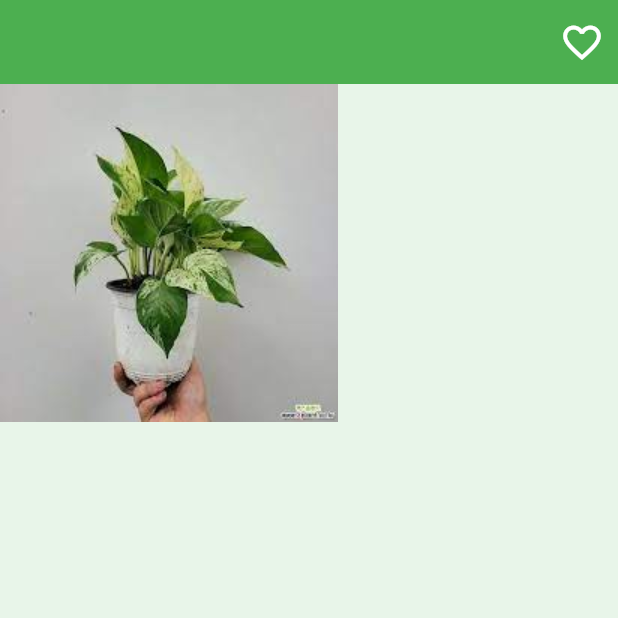
After one commit to k984530/palnts, a Flutter app: the screen it shows after launch, after a tap on the "favorite outline" icon, on a phone screen of 412 x 824 dp, the top half of it. The commit adds this screen. Run offline on Flutter 3.47's test engine with Material 2 defaults, Android fonts, the phone set to English and light mode, and no system bars; our stand-ins replace flutter_chat_bubble, flutter_rating_bar, get; missing offline and left inert: kakao_map_plugin.

Commit message:
[TEMP] MydataScreen

```diff
--- a/lib/Screens/MapScreen.dart
+++ b/lib/Screens/MapScreen.dart
@@ -25,7 +25,6 @@ class MapScreen extends StatelessWidget {
                       markerId: 'test',
                       latLng: LatLng(33.44986152248232, 126.57050723840896))
                 ],
-
               );
             },
             onMarkerTap: (markerId, latLng, zoomLevel) => Get.toNamed("/Store"),
@@ -36,7 +35,7 @@ class MapScreen extends StatelessWidget {
           SizedBox.expand(
             child: DraggableScrollableSheet(
               minChildSize: 0.1,
-              initialChildSize: 0.25,
+              initialChildSize: 0.1,
               controller: bottomController,
               builder: (context, scrollController) {
                 return Container(
@@ -48,8 +47,7 @@ class MapScreen extends StatelessWidget {
                           color: Colors.grey.withOpacity(0.5),
                           spreadRadius: 5,
                           blurRadius: 7,
-                        offset: Offset(0, -10)
-                      )
+                          offset: Offset(0, -10))
                     ],
                     borderRadius: BorderRadius.vertical(
                       top: Radius.circular(
@@ -60,8 +58,7 @@ class MapScreen extends StatelessWidget {
                   child: ListView.builder(
                     controller: scrollController,
                     itemCount: 1,
-                    itemBuilder: (context, index) {
-                    },
+                    itemBuilder: (context, index) {},
                   ),
                 );
               },
--- /dev/null
+++ b/lib/Screens/MydataScreen.dart
@@ -0,0 +1,33 @@
+import 'package:flutter/material.dart';
+
+class MydataScreen extends StatelessWidget {
+  const MydataScreen({super.key});
+
+  @override
+  Widget build(BuildContext context) {
+    return Scaffold(
+      backgroundColor: Colors.green[50],
+      appBar: AppBar(
+        backgroundColor: Colors.green,
+        iconTheme: IconThemeData(color: Colors.white),
+        actions: [
+          IconButton(
+            icon: Icon(
+              Icons.favorite_border_outlined,
+              color: Colors.white,
+              size: 30,
+            ),
+            onPressed: () {
+              print("heart button");
+            },
+          )
+        ],
+      ),
+      body: Column(
+        children: [
+          Image.asset('images/plant.jpeg'),
+        ],
+      ),
+    );
+  }
+}
--- a/lib/Screens/SelectScreen.dart
+++ b/lib/Screens/SelectScreen.dart
@@ -8,9 +8,10 @@ class SelectScreen extends StatelessWidget {
   Widget build(BuildContext context) {
     return Scaffold(
       appBar: AppBar(
-        backgroundColor: Colors.white,
+        backgroundColor: Colors.green[50],
       ),
       body: Container(
+        color: Colors.green[50],
         alignment: Alignment.center,
         child: Column(
           children: [
--- a/lib/main.dart
+++ b/lib/main.dart
@@ -1,4 +1,5 @@
 import 'package:flutter/material.dart';
+import 'package:plants/Screens/MydataScreen.dart';
 import 'package:plants/Screens/SelectScreen.dart';
 import 'package:plants/Screens/StoreScreen.dart';
 import 'package:get/route_manager.dart';
@@ -13,6 +14,7 @@ import 'package:get/get_navigation/src/routes/get_route.dart';
 import 'Screens/MapScreen.dart';
 
 void main() {
+  AuthRepository.initialize(appKey: '17eadd0cc722ec44323a286f5534d4b1');
   runApp(const MyApp());
 }
 
@@ -27,8 +29,8 @@ class MyApp extends StatelessWidget {
         colorScheme: ColorScheme.fromSeed(seedColor: Colors.deepPurple),
         useMaterial3: true,
       ),
-      // home: MapScreen(),
-      home: SelectScreen(),
+      // home: SelectScreen(),
+      home: MydataScreen(),
       getPages: [
         GetPage(
           name: '/Map',
```
Also changed, not shown: pubspec.lock, 1 other file. Lines whose indentation alone changed are shown as unchanged.
